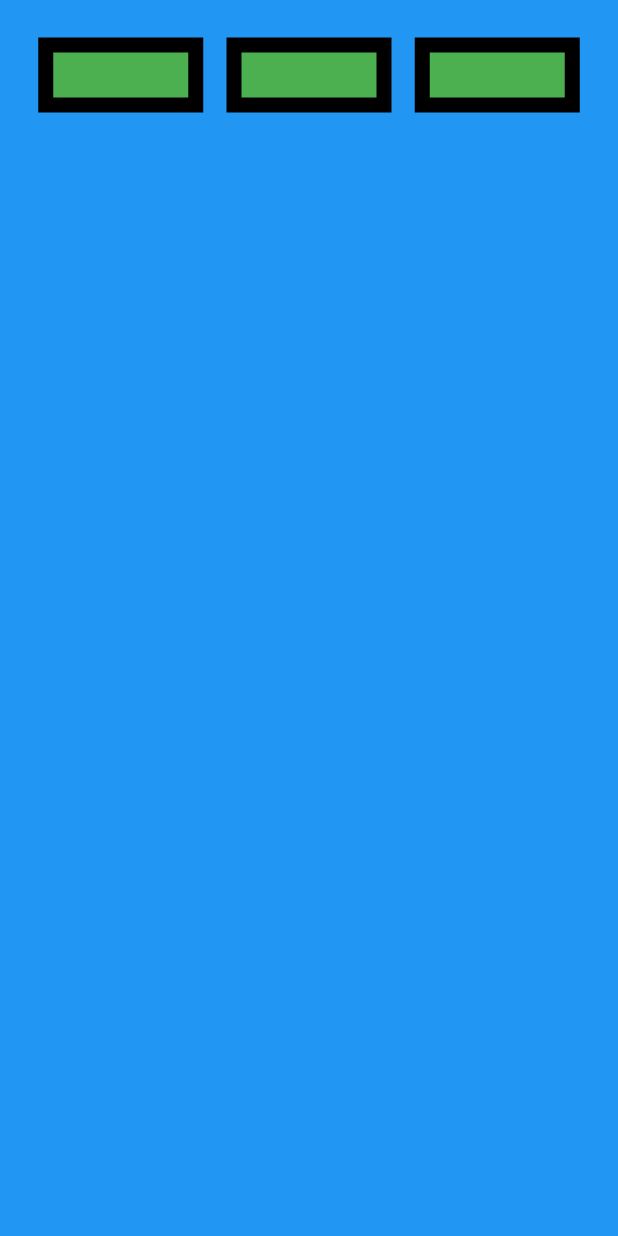
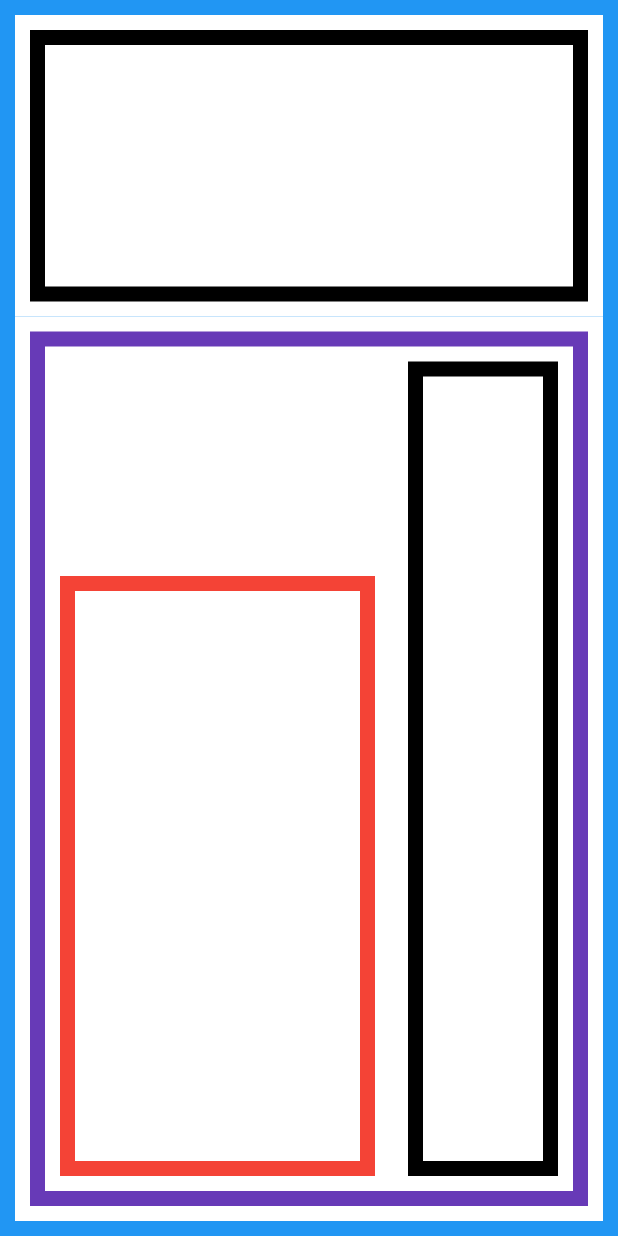
Before and after one commit to Akmal0906/project_16, a Flutter app: the screen it shows after launch, on a phone screen of 412 x 824 dp. Run offline on Flutter 3.47's test engine with Material 2 defaults, Android fonts, the phone set to English and light mode, and no system bars.

Commit message:
new Page

```diff
--- a/lib/main.dart
+++ b/lib/main.dart
@@ -1,6 +1,7 @@
 import 'package:flutter/material.dart';
 import 'package:project_16/pages/detail_page.dart';
 import 'package:project_16/pages/home_page.dart';
+import 'package:project_16/pages/second_page.dart';
 
 void main() {
   runApp(MyApp());
@@ -16,10 +17,11 @@ class MyApp extends StatelessWidget {
 
         primarySwatch: Colors.blue,
       ),
-      home: DetailPage(),
+      home: SecondPage(),
       routes: {
         HomePage.id:(context)=>HomePage(),
-        DetailPage.id:(context)=>DetailPage()
+        DetailPage.id:(context)=>DetailPage(),
+        SecondPage.id:(context)=>SecondPage()
       },
     );
   }
--- /dev/null
+++ b/lib/pages/second_page.dart
@@ -0,0 +1,78 @@
+import 'package:flutter/cupertino.dart';
+import 'package:flutter/material.dart';
+
+class SecondPage extends StatefulWidget {
+  static final String id = 'second_page';
+
+  @override
+  State<SecondPage> createState() => _SecondPageState();
+}
+
+class _SecondPageState extends State<SecondPage> {
+  @override
+  Widget build(BuildContext context) {
+    return Scaffold(
+      body: Container(
+        padding: EdgeInsets.all(10),
+        color: Colors.blue,
+        child: Column(
+          crossAxisAlignment: CrossAxisAlignment.stretch,
+          children: [
+            Expanded(
+              flex: 1,
+              child: Container(
+                padding: EdgeInsets.all(10),
+                color: Colors.white,
+                child: Container(
+                  padding: EdgeInsets.all(10),
+                  color: Colors.black,
+                  child: Container(
+                    color: Colors.white,
+                  ),
+                ),
+              ),
+            ),
+            Expanded(
+              flex: 3,
+              child: Container(
+                padding: EdgeInsets.all(10),
+                color: Colors.white,
+                child: Container(
+                  padding: EdgeInsets.all(10),
+                  color: Colors.deepPurple,
+                  child: Container(
+                    padding: EdgeInsets.all(10),
+                    color: Colors.white,
+                    child: Row(
+                      mainAxisAlignment: MainAxisAlignment.spaceBetween,
+                      crossAxisAlignment: CrossAxisAlignment.end,
+                      children: [
+                        Container(
+                          padding: EdgeInsets.all(10),
+                          height: 400,
+                          width: 210,
+                          color: Colors.red,
+                          child: Container(
+                            color: Colors.white,
+                          ),
+                        ),
+                        Container(
+                          padding: EdgeInsets.all(10),
+                          width: 100,
+                          color: Colors.black,
+                          child: Container(
+                            color: Colors.white,
+                          ),
+                        ),
+                      ],
+                    ),
+                  ),
+                ),
+              ),
+            ),
+          ],
+        ),
+      ),
+    );
+  }
+}
```
